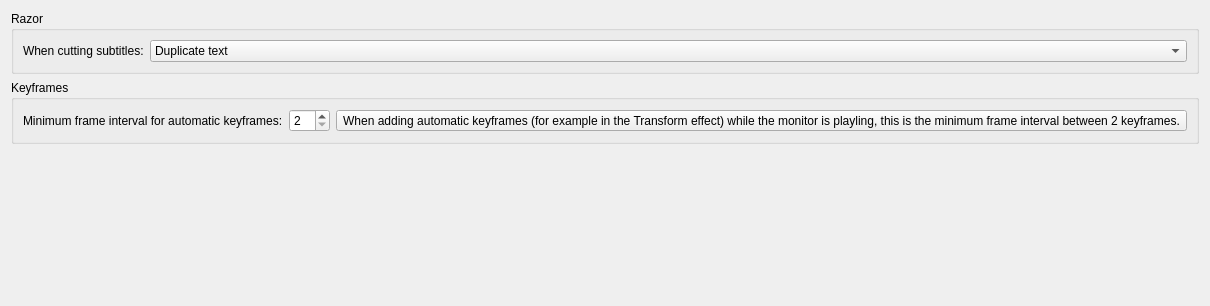
This is src/ui/configtools_ui.ui in KDE/kdenlive as Qt 5 draws it before an edit. The edited form follows.
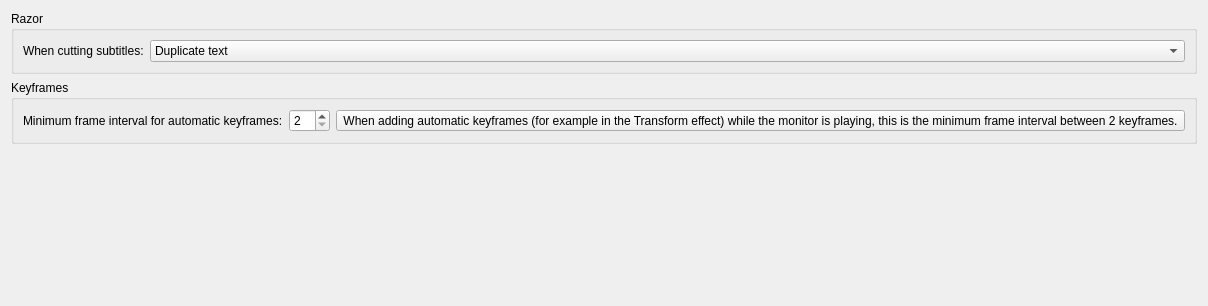
This is the edited form. Custom widgets are drawn as their Qt base class.

```diff
--- a/src/ui/configtools_ui.ui
+++ b/src/ui/configtools_ui.ui
@@ -100,7 +100,7 @@
       <item row="0" column="2">
        <widget class="KContextualHelpButton" name="kcontextualhelpbutton">
         <property name="text">
-         <string>When adding automatic keyframes (for example in the Transform effect) while the monitor is playling, this is the minimum frame interval between 2 keyframes.</string>
+         <string>When adding automatic keyframes (for example in the Transform effect) while the monitor is playing, this is the minimum frame interval between 2 keyframes.</string>
         </property>
        </widget>
       </item>
```
